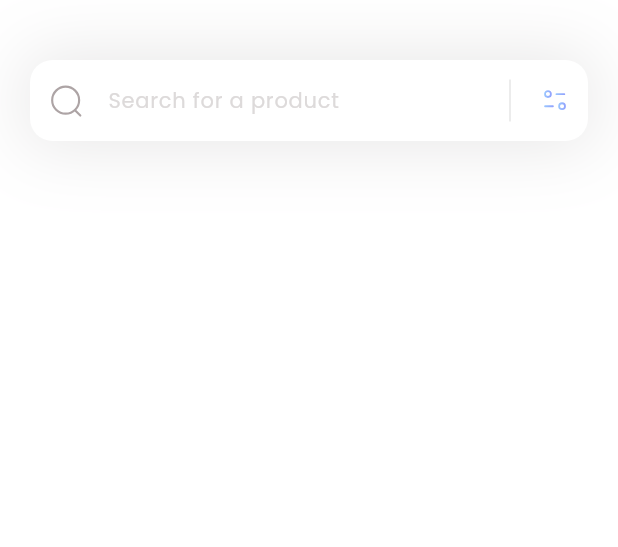
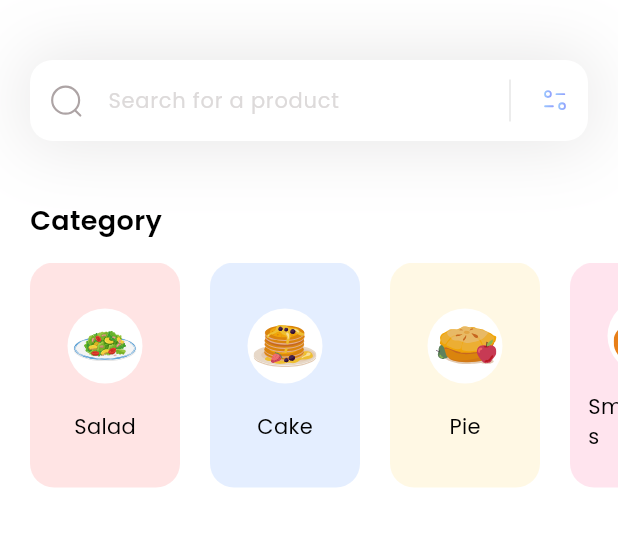
Before and after one commit to lekoller/julius, a Flutter app: the screen it shows after launch, on a phone screen of 412 x 824 dp, the part 84-631 px from its top. Run offline on Flutter 3.47's test engine with Material 3 defaults, Android fonts, the light colour scheme and no system bars; our stand-ins replace flutter_svg.

Commit message:
finish basics

```diff
--- a/lib/main.dart
+++ b/lib/main.dart
@@ -14,7 +14,7 @@ class MyApp extends StatelessWidget {
     return MaterialApp(
       debugShowCheckedModeBanner: false,
       theme: ThemeData(fontFamily: 'Poppins'),
-      home: const HomePage(),
+      home: HomePage(),
     );
   }
 }
--- /dev/null
+++ b/lib/models/category_model.dart
@@ -0,0 +1,41 @@
+import 'package:flutter/material.dart';
+
+class CategoryModel {
+  String name;
+  String iconPath;
+  Color boxColor;
+
+  CategoryModel(
+      {required this.name, required this.iconPath, required this.boxColor});
+
+  static List<CategoryModel> getCategories() {
+    List<CategoryModel> categories = [];
+
+    categories.add(CategoryModel(
+        name: 'Salad',
+        iconPath: 'assets/icons/plate.svg',
+        boxColor: const Color(0xffFFD2D2)));
+
+    categories.add(CategoryModel(
+        name: 'Cake',
+        iconPath: 'assets/icons/pancakes.svg',
+        boxColor: const Color(0xffD2E3FF)));
+
+    categories.add(CategoryModel(
+        name: 'Pie',
+        iconPath: 'assets/icons/pie.svg',
+        boxColor: const Color(0xffFFF4D2)));
+
+    // categories.add(CategoryModel(
+    //     name: 'Fruit',
+    //     iconPath: 'assets/icons/fruit.svg',
+    //     boxColor: const Color(0xffD2FFD5)));
+
+    categories.add(CategoryModel(
+        name: 'Smoothies',
+        iconPath: 'assets/icons/orange-snacks.svg',
+        boxColor: const Color(0xffFFD2E3)));
+
+    return categories;
+  }
+}
--- a/lib/pages/home.dart
+++ b/lib/pages/home.dart
@@ -1,15 +1,95 @@
 import 'package:flutter/material.dart';
 import 'package:flutter_svg/flutter_svg.dart';
+import 'package:julius/models/category_model.dart';
 
 class HomePage extends StatelessWidget {
-  const HomePage({super.key});
+  HomePage({super.key});
+
+  List<CategoryModel> categories = [];
+
+  void _getCategories() {
+    categories = CategoryModel.getCategories();
+  }
 
   @override
   Widget build(BuildContext context) {
+    _getCategories();
+
     return Scaffold(
       appBar: appBar(),
       backgroundColor: Colors.white,
-      body: Column(children: [_searchField()]),
+      body: Column(crossAxisAlignment: CrossAxisAlignment.start, children: [
+        _searchField(),
+        const SizedBox(
+          height: 40,
+        ),
+        _categorySection()
+      ]),
+    );
+  }
+
+  Column _categorySection() {
+    return Column(
+      crossAxisAlignment: CrossAxisAlignment.start,
+      children: [
+        const Padding(
+          padding: EdgeInsets.only(left: 20),
+          child: Text(
+            'Category',
+            style: TextStyle(
+                color: Colors.black, fontSize: 18, fontWeight: FontWeight.w600),
+          ),
+        ),
+        const SizedBox(
+          height: 15,
+        ),
+        SizedBox(
+          height: 150,
+          child: ListView.separated(
+            separatorBuilder: (context, index) => const SizedBox(
+              width: 20,
+            ),
+            padding: const EdgeInsets.only(left: 20, right: 20),
+            scrollDirection: Axis.horizontal,
+            itemCount: categories.length,
+            itemBuilder: (context, index) {
+              return Container(
+                width: 100,
+                decoration: BoxDecoration(
+                  color: categories[index].boxColor.withOpacity(0.6),
+                  borderRadius: BorderRadius.circular(16),
+                ),
+                child: Padding(
+                  padding: const EdgeInsets.all(12),
+                  child: Column(
+                      mainAxisAlignment: MainAxisAlignment.spaceEvenly,
+                      children: [
+                        Container(
+                          width: 50,
+                          height: 50,
+                          decoration: const BoxDecoration(
+                            color: Colors.white,
+                            shape: BoxShape.circle,
+                          ),
+                          child: Padding(
+                            padding: const EdgeInsets.all(4.0),
+                            child: SvgPicture.asset(
+                              categories[index].iconPath,
+                            ),
+                          ),
+                        ),
+                        Text(categories[index].name,
+                            style: const TextStyle(
+                                color: Colors.black,
+                                fontSize: 14,
+                                fontWeight: FontWeight.w400)),
+                      ]),
+                ),
+              );
+            },
+          ),
+        )
+      ],
     );
   }
 
```
